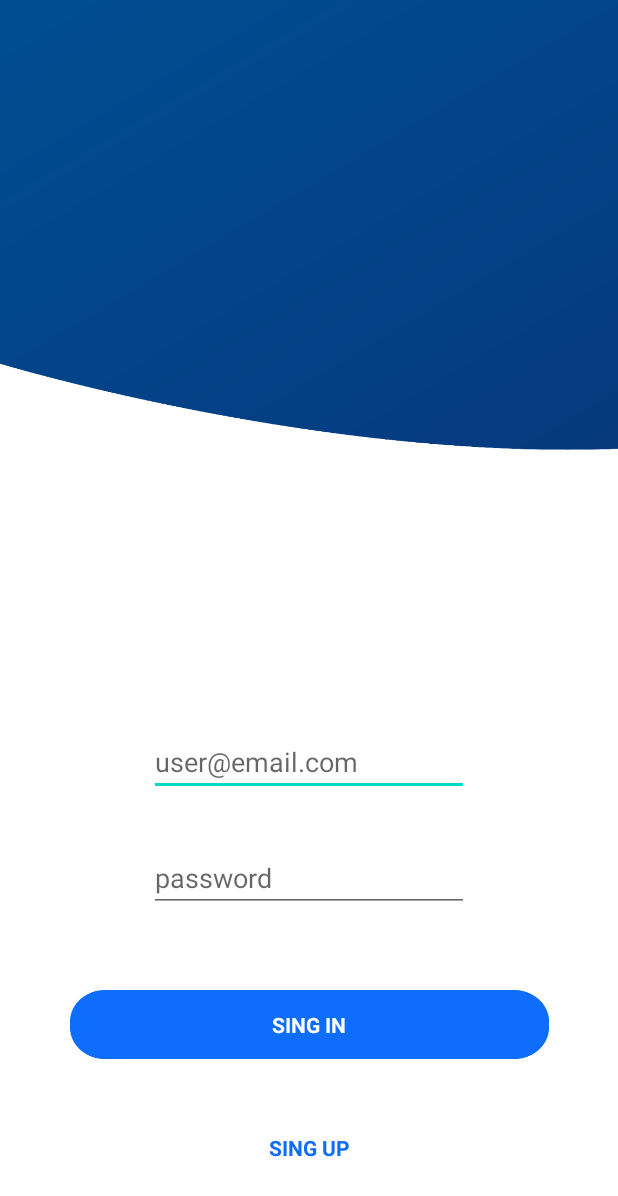
After one commit to pepitoenpeligro/PepitoLearning-Android, an Android app: the AuthenticationActivity screen opened directly, with no data from a screen before it, on a phone screen of 412 x 824 dp. The commit adds this screen. Shown: the top 1196 px of the screen. Run offline under Robolectric (Android 15) with nearby library versions, the phone set to English and light mode, and no system bars.

Commit message:
home login bonito ok con animacion de check

```diff
--- a/app/build.gradle
+++ b/app/build.gradle
@@ -46,10 +46,11 @@ dependencies {
     implementation 'androidx.navigation:navigation-ui:2.3.2'
     implementation 'androidx.lifecycle:lifecycle-livedata-ktx:2.2.0'
     implementation 'androidx.lifecycle:lifecycle-viewmodel-ktx:2.2.0'
+    implementation 'androidx.wear:wear:1.0.0'
     testImplementation 'junit:junit:4.13.1'
     androidTestImplementation 'androidx.test.ext:junit:1.1.2'
     androidTestImplementation 'androidx.test.espresso:espresso-core:3.3.0'
-
+    implementation 'com.airbnb.android:lottie:3.6.0'
     // Database Inspector Debug
     //debugImplementation 'com.amitshekhar.android:debug-db:1.0.6'
 }
--- a/app/src/main/AndroidManifest.xml
+++ b/app/src/main/AndroidManifest.xml
@@ -1,17 +1,31 @@
 <?xml version="1.0" encoding="utf-8"?>
 <manifest xmlns:android="http://schemas.android.com/apk/res/android"
     package="com.dss.pepitolearning">
+
+
     <uses-permission android:name="android.permission.INTERNET" />
 
     <application
-        android:networkSecurityConfig="@xml/network_security_config"
         android:allowBackup="true"
         android:fullBackupContent="true"
         android:icon="@mipmap/ic_launcher"
         android:label="@string/app_name"
+        android:networkSecurityConfig="@xml/network_security_config"
         android:roundIcon="@mipmap/ic_launcher"
         android:supportsRtl="true"
         android:theme="@style/Theme.PepitoLearning">
+
+
+        <activity
+            android:name=".ui.auth.AuthenticationActivity"
+            android:label="@string/title_activity_authentication">
+            <intent-filter>
+                <action android:name="android.intent.action.MAIN" />
+
+                <category android:name="android.intent.category.LAUNCHER" />
+            </intent-filter>
+        </activity>
+
         <activity
             android:name=".NavigationDrawerActivity"
             android:label="@string/app_name"
--- /dev/null
+++ b/app/src/main/java/com/dss/pepitolearning/ui/auth/AuthenticationActivity.java
@@ -0,0 +1,124 @@
+package com.dss.pepitolearning.ui.auth;
+
+
+import android.animation.Animator;
+import android.os.Bundle;
+import android.util.Log;
+import android.view.View;
+import android.view.animation.Animation;
+import android.view.animation.AnimationUtils;
+import android.widget.EditText;
+import android.widget.ImageView;
+import android.widget.TextView;
+
+import androidx.appcompat.app.ActionBar;
+import androidx.appcompat.app.AppCompatActivity;
+import androidx.appcompat.widget.AppCompatButton;
+import androidx.appcompat.widget.Toolbar;
+
+import androidx.appcompat.app.AppCompatActivity;
+
+import com.airbnb.lottie.Lottie;
+import com.airbnb.lottie.LottieAnimationView;
+import com.dss.pepitolearning.R;
+
+public class AuthenticationActivity extends AppCompatActivity {
+
+    private TextView mTextView;
+    private AppCompatButton btnSingIn;
+    private AppCompatButton btnSingUp;
+
+    private EditText editTextEmail;
+    private EditText editTextPassword;
+
+    private ImageView gorrito;
+
+    private LottieAnimationView check;
+
+
+
+    private void hideActionBar(){
+        ActionBar actionBar = getSupportActionBar();
+        actionBar.hide();
+    }
+
+    // Funcion que inicia sesion
+    public boolean signin(String email, String password){
+        return false;
+    }
+
+
+    // Funcion que registra usuario
+    public boolean signup(String email, String password){
+        return false;
+    }
+
+    public void initUI(){
+        hideActionBar();
+
+        this.btnSingIn = findViewById(R.id.btn_signin);
+        this.btnSingUp = findViewById(R.id.btn_singup);
+
+
+        this.editTextEmail = findViewById(R.id.et_email);
+        this.editTextPassword = findViewById(R.id.et_pass);
+
+        this.gorrito = findViewById(R.id.gorrito);
+
+        this.check = findViewById(R.id.animationcheck);
+
+        this.check.addAnimatorListener(new Animator.AnimatorListener() {
+            @Override
+            public void onAnimationStart(Animator animator) {
+                check.setVisibility(View.VISIBLE);
+            }
+
+            @Override
+            public void onAnimationEnd(Animator animator) {
+                check.setVisibility(View.GONE);
+
+            }
+
+            @Override
+            public void onAnimationCancel(Animator animator) {
+            }
+
+            @Override
+            public void onAnimationRepeat(Animator animator) {
+
+            }
+        });
+
+        //    gorrito.animate().
+        Animation slideDown = AnimationUtils.loadAnimation(getApplicationContext(), R.anim.slide_down);
+        this.gorrito.startAnimation(slideDown);
+
+        this.btnSingIn.setOnClickListener(new View.OnClickListener() {
+            @Override
+            public void onClick(View view) {
+                Log.d("AuthenticationActivity", "You will init login process");
+
+                String email = editTextEmail.getText().toString();
+                String pass = editTextPassword.getText().toString();
+
+                Log.d("AuthenticationActivity", email + pass);
+
+                check.setVisibility(View.VISIBLE);
+                check.playAnimation();
+            }
+        });
+    }
+
+
+    @Override
+    protected void onCreate(Bundle savedInstanceState) {
+        super.onCreate(savedInstanceState);
+        setContentView(R.layout.activity_authentication);
+
+        initUI();;
+
+
+    }
+
+
+}
--- /dev/null
+++ b/app/src/main/res/anim/slide_down.xml
@@ -0,0 +1,9 @@
+<?xml version="1.0" encoding="utf-8"?>
+<set xmlns:android="http://schemas.android.com/apk/res/android">
+
+    <translate
+        android:duration = "1100"
+        android:fromYDelta="-425"
+        android:toYDelta="0%"/>
+
+</set>
--- /dev/null
+++ b/app/src/main/res/layout/activity_authentication.xml
@@ -0,0 +1,97 @@
+<?xml version="1.0" encoding="utf-8"?>
+<androidx.constraintlayout.widget.ConstraintLayout xmlns:android="http://schemas.android.com/apk/res/android"
+    xmlns:app="http://schemas.android.com/apk/res-auto"
+    xmlns:tools="http://schemas.android.com/tools"
+    android:layout_width="match_parent"
+    android:layout_height="match_parent"
+    tools:context=".ui.auth.AuthenticationActivity">
+
+    <com.airbnb.lottie.LottieAnimationView
+        android:id="@+id/animationcheck"
+        android:layout_width="match_parent"
+        android:layout_height="match_parent"
+        app:lottie_autoPlay="false"
+        app:lottie_fileName="24476-check.json"
+        app:lottie_loop="false"
+        tools:layout_editor_absoluteX="0p"
+        tools:layout_editor_absoluteY="72dp"></com.airbnb.lottie.LottieAnimationView>
+
+
+    <ImageView
+        android:id="@+id/imageView8"
+        android:layout_width="match_parent"
+        android:layout_height="300sp"
+        android:scaleType="fitXY"
+        app:layout_constraintEnd_toEndOf="parent"
+        app:layout_constraintStart_toStartOf="parent"
+        app:layout_constraintTop_toTopOf="parent"
+        app:srcCompat="@mipmap/headxxhdpi" />
+
+    <androidx.appcompat.widget.AppCompatButton
+
+        android:id="@+id/btn_signin"
+        android:layout_width="319dp"
+        android:layout_height="46dp"
+        android:layout_marginBottom="36dp"
+        android:background="@mipmap/boton_azulxxhdpi"
+        android:fontFamily="sans-serif"
+        android:text="Sing In"
+        android:textColor="@color/white"
+        android:textStyle="bold"
+        app:layout_constraintBottom_toTopOf="@+id/btn_singup"
+        app:layout_constraintEnd_toEndOf="parent"
+        app:layout_constraintStart_toStartOf="parent" />
+
+    <androidx.appcompat.widget.AppCompatButton
+
+        android:id="@+id/btn_singup"
+        android:layout_width="319dp"
+        android:layout_height="46dp"
+        android:layout_marginBottom="36dp"
+        android:background="@mipmap/boton_blancoxxhdpi"
+        android:fontFamily="sans-serif"
+        android:text="Sing Up"
+        android:textColor="@color/button_color"
+        android:textStyle="bold"
+        app:layout_constraintBottom_toBottomOf="parent"
+        app:layout_constraintEnd_toEndOf="parent"
+        app:layout_constraintStart_toStartOf="parent" />
+
+    <EditText
+        android:id="@+id/et_email"
+        android:layout_width="wrap_content"
+        android:layout_height="wrap_content"
+        android:layout_marginBottom="32dp"
+        android:ems="10"
+        android:hint="user@email.com"
+        android:inputType="textEmailAddress"
+        app:layout_constraintBottom_toTopOf="@+id/et_pass"
+        app:layout_constraintEnd_toEndOf="parent"
+        app:layout_constraintStart_toStartOf="parent" />
+
+    <EditText
+        android:id="@+id/et_pass"
+        android:layout_width="wrap_content"
+        android:layout_height="wrap_content"
+        android:layout_marginBottom="52dp"
+        android:ems="10"
+        android:hint="password"
+        android:inputType="textPassword"
+        app:layout_constraintBottom_toTopOf="@+id/btn_signin"
+        app:layout_constraintEnd_toEndOf="parent"
+        app:layout_constraintStart_toStartOf="parent" />
+
+    <ImageView
+        android:id="@+id/gorrito"
+        android:layout_width="181dp"
+        android:layout_height="103dp"
+        android:layout_marginTop="88dp"
+        app:layout_constraintEnd_toEndOf="parent"
+        app:layout_constraintStart_toStartOf="parent"
+        app:layout_constraintTop_toTopOf="parent"
+        app:srcCompat="@mipmap/gorritoxxhdpi" />
+
+
+
+
+</androidx.constraintlayout.widget.ConstraintLayout>
--- /dev/null
+++ b/app/src/main/res/values-round/strings.xml
@@ -0,0 +1,3 @@
+<resources>
+    <string name="hello_world">Hello Round World!</string>
+</resources>
--- a/app/src/main/res/values/colors.xml
+++ b/app/src/main/res/values/colors.xml
@@ -8,6 +8,6 @@
     <color name="black">#FF000000</color>
     <color name="white">#FFFFFFFF</color>
 
+    <color name="button_color">#0e6dfa</color>
 
-    <color name="colorPrimary"></color>
 </resources>
--- a/app/src/main/res/values/dimens.xml
+++ b/app/src/main/res/values/dimens.xml
@@ -5,4 +5,16 @@
     <dimen name="nav_header_vertical_spacing">8dp</dimen>
     <dimen name="nav_header_height">176dp</dimen>
     <dimen name="fab_margin">16dp</dimen>
+    <!--
+    Because the window insets on round devices are larger than 15dp, this padding only applies
+    to square screens.
+    -->
+    <dimen name="box_inset_layout_padding">0dp</dimen>
+
+    <!--
+    This padding applies to both square and round screens. The total padding between the buttons
+    and the window insets is box_inset_layout_padding (above variable) on square screens and
+    inner_frame_layout_padding (below variable) on round screens.
+    -->
+    <dimen name="inner_frame_layout_padding">5dp</dimen>
 </resources>
--- a/app/src/main/res/values/strings.xml
+++ b/app/src/main/res/values/strings.xml
@@ -10,4 +10,10 @@
     <string name="menu_home">Home</string>
     <string name="menu_admin_testing">Admin Testing</string>
     <string name="menu_otro">Others</string>
+    <string name="title_activity_authentication">AuthenticationActivity</string>
+    <!--
+    This string is used for square devices and overridden by hello_world in
+    values-round/strings.xml for round devices.
+    -->
+    <string name="hello_world">Hello Square World!</string>
 </resources>
```
Also changed, not shown: app/src/main/assets/24476-check.json (added, +1 -0 lines), app/src/main/assets/24477-uncheck.json (added, +1 -0 lines), app/src/main/res/mipmap-xxxhdpi/boton_azulxxhdpi.png (added), app/src/main/res/mipmap-xxxhdpi/boton_blancoxxhdpi.png (added), app/src/main/res/mipmap-xxxhdpi/gorritoxxhdpi.png (added), app/src/main/res/mipmap-xxxhdpi/header.png (added), app/src/main/res/mipmap-xxxhdpi/header_azulxxhdpi.png (added), app/src/main/res/mipmap-xxxhdpi/headxxhdpi.png (added), app/src/main/res/mipmap-xxxhdpi/home_login.png (added).
